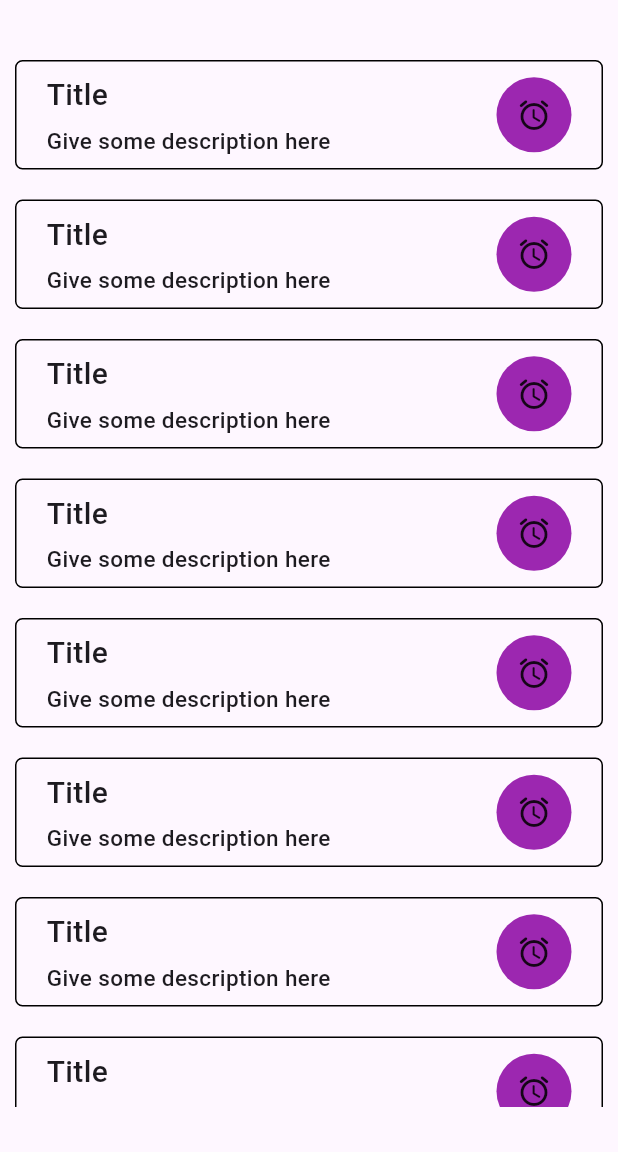
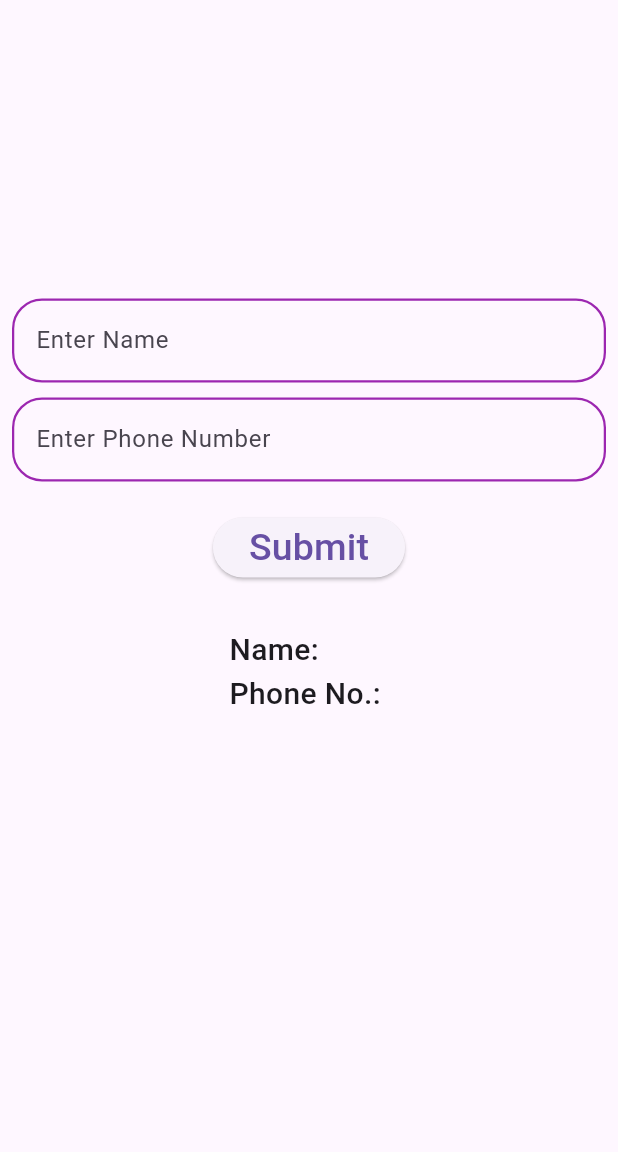
Before and after one commit to Aaditya-flutter/Dailyflash, a Flutter app: the screen it shows after launch, on a phone screen of 412 x 824 dp, the part 84-1236 px from its top. Run offline on Flutter 3.47's test engine with Material 3 defaults, Android fonts, the phone set to English and light mode, and no system bars.

Commit message:
Dailyflash day_9 all assignments completed

```diff
--- /dev/null
+++ b/Assignments/dailyflash/lib/Day_09/assignment5.dart
@@ -0,0 +1,136 @@
+// Create 2 TextFields to take input i.e. Name and Phone Number also give a submit button below the text fields. When the button is pressed the name and number entered must be displayed below the Button.
+
+import 'package:flutter/material.dart';
+import 'package:flutter/widgets.dart';
+
+class Assignment45 extends StatefulWidget {
+  const Assignment45({super.key});
+
+  @override
+  State<Assignment45> createState() => _Assignment45State();
+}
+
+class _Assignment45State extends State<Assignment45> {
+  TextEditingController nameController = TextEditingController();
+  TextEditingController phoneController = TextEditingController();
+
+  String name = "";
+  String phone = "";
+
+  @override
+  Widget build(BuildContext context) {
+    return Scaffold(
+      appBar: AppBar(
+        title: const Text(
+          "Daily Flash",
+          style: TextStyle(
+            fontSize: 27,
+            fontWeight: FontWeight.w600,
+          ),
+        ),
+        backgroundColor: Colors.blue,
+      ),
+      body: Center(
+        child: Padding(
+          padding: const EdgeInsets.all(8.0),
+          child: Column(
+            mainAxisAlignment: MainAxisAlignment.center,
+            children: [
+              TextField(
+                controller: nameController,
+                decoration: InputDecoration(
+                  hintText: "Enter Name",
+                  enabledBorder: OutlineInputBorder(
+                    borderSide: const BorderSide(
+                      width: 1.5,
+                      color: Colors.purple,
+                    ),
+                    borderRadius: BorderRadius.circular(20),
+                  ),
+                  focusedBorder: OutlineInputBorder(
+                    borderSide: const BorderSide(
+                      width: 2,
+                      color: Colors.purple,
+                    ),
+                    borderRadius: BorderRadius.circular(20),
+                  ),
+                ),
+                textInputAction: TextInputAction.next,
+              ),
+              const SizedBox(
+                height: 10,
+              ),
+              TextField(
+                controller: phoneController,
+                keyboardType: TextInputType.phone,
+                decoration: InputDecoration(
+                  hintText: "Enter Phone Number",
+                  enabledBorder: OutlineInputBorder(
+                    borderSide: const BorderSide(
+                      width: 1.5,
+                      color: Colors.purple,
+                    ),
+                    borderRadius: BorderRadius.circular(20),
+                  ),
+                  focusedBorder: OutlineInputBorder(
+                    borderSide: const BorderSide(
+                      width: 2,
+                      color: Colors.purple,
+                    ),
+                    borderRadius: BorderRadius.circular(20),
+                  ),
+                ),
+                textInputAction: TextInputAction.next,
+              ),
+              const SizedBox(
+                height: 20,
+              ),
+              ElevatedButton(
+                onPressed: () {
+                  name = nameController.text;
+                  phone = phoneController.text;
+                  nameController.clear();
+                  phoneController.clear();
+                  setState(() {});
+                },
+                child: const Text(
+                  "Submit",
+                  style: TextStyle(
+                    fontSize: 25,
+                    fontWeight: FontWeight.w500,
+                  ),
+                ),
+              ),
+              const SizedBox(
+                height: 30,
+              ),
+              Container(
+                height: 150,
+                alignment: Alignment.center,
+                child: Column(
+                  crossAxisAlignment: CrossAxisAlignment.start,
+                  children: [
+                    Text(
+                      "Name: $name",
+                      style: const TextStyle(
+                        fontSize: 20,
+                        fontWeight: FontWeight.w500,
+                      ),
+                    ),
+                    Text(
+                      "Phone No.: $phone",
+                      style: const TextStyle(
+                        fontSize: 20,
+                        fontWeight: FontWeight.w500,
+                      ),
+                    ),
+                  ],
+                ),
+              ),
+            ],
+          ),
+        ),
+      ),
+    );
+  }
+}
--- a/Assignments/dailyflash/lib/main.dart
+++ b/Assignments/dailyflash/lib/main.dart
@@ -12,7 +12,7 @@ class MainApp extends StatelessWidget {
   Widget build(BuildContext context) {
     return const MaterialApp(
       debugShowCheckedModeBanner: false,
-      home: Assignment40(),
+      home: Assignment45(),
     );
   }
 }
--- a/Assignments/dailyflash/lib/my_library.dart
+++ b/Assignments/dailyflash/lib/my_library.dart
@@ -74,3 +74,8 @@ export 'Day_08/assignment2.dart';
 export 'Day_08/assignment3.dart';
 export 'Day_08/assignment4.dart';
 export 'Day_08/assignment5.dart';
+export 'Day_09/assignment1.dart';
+export 'Day_09/assignment2.dart';
+export 'Day_09/assignment3.dart';
+export 'Day_09/assignment4.dart';
+export 'Day_09/assignment5.dart';
```
Also changed, not shown: Assignments/dailyflash/lib/Day_09/assignment1.dart (added, +58 -0 lines), Assignments/dailyflash/lib/Day_09/assignment2.dart (added, +59 -0 lines), Assignments/dailyflash/lib/Day_09/assignment3.dart (added, +115 -0 lines), Assignments/dailyflash/lib/Day_09/assignment4.dart (added, +65 -0 lines), Assignments/dailyflash/assets/images/core2web.jpeg (added), 5 other files.
